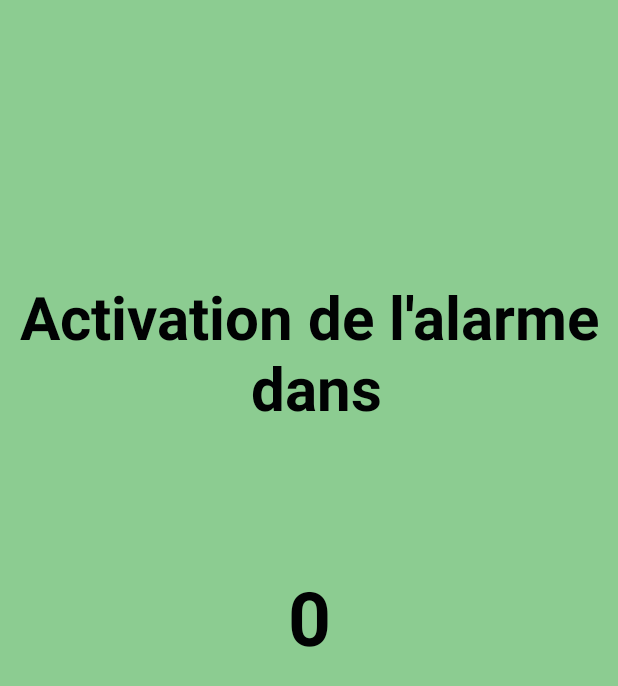
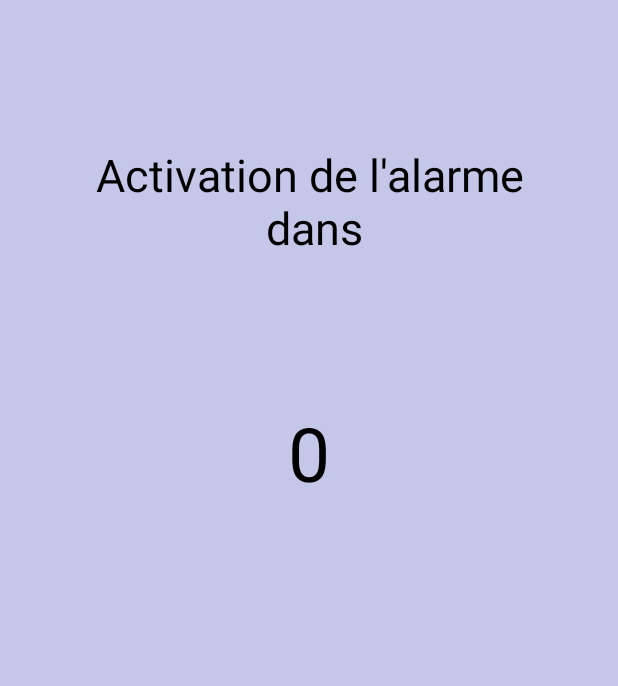
Before and after one commit to BenjaminDish/Thief_Catcher, an Android app: the ActivationActivity screen opened directly, with no data from a screen before it, on a phone screen of 412 x 824 dp. Shown: the top 686 px of the screen. Run offline under Robolectric (Android 15) with nearby library versions, the phone set to English and light mode, and no system bars; 2 statements that could not run were skipped.

Commit message:
Refonte du layout alarm et activation

```diff
--- a/app/src/main/res/layout/activity_activation.xml
+++ b/app/src/main/res/layout/activity_activation.xml
@@ -1,6 +1,6 @@
 <FrameLayout xmlns:android="http://schemas.android.com/apk/res/android"
     xmlns:tools="http://schemas.android.com/tools" android:layout_width="match_parent"
-    android:layout_height="match_parent" android:background="#8ccc91"
+    android:layout_height="match_parent" android:background="@color/blue_menu"
     tools:context="com.example.benjamin.thiefcatcher.ActivationActivity">
 
     <!-- The primary full-screen view. This can be replaced with whatever view
@@ -19,39 +19,34 @@
             android:layout_width="fill_parent"
             android:layout_height="wrap_content"
             android:keepScreenOn="true"
-            android:textColor="#010203"
-            android:textStyle="bold"
-            android:textSize="40sp"
-            android:gravity="bottom|center"
             android:text="Activation de l&apos;alarme\n dans"
             android:layout_weight="0.3"
-            />
+            android:textAppearance="@android:style/TextAppearance.Large"
+            android:textSize="30dp"
+            android:gravity="center"
+            android:textColor="@color/black" />
 
         <TextView
             android:id="@+id/textViewCompteur"
             android:layout_width="fill_parent"
             android:layout_height="wrap_content"
             android:keepScreenOn="true"
-            android:textColor="#010203"
-            android:textStyle="bold"
-            android:textSize="50sp"
-            android:gravity="center_vertical|center_horizontal"
-            android:text="10"
             android:layout_weight="0.3"
-             />
+            android:textAppearance="@android:style/TextAppearance.Large"
+            android:textSize="50dp"
+            android:gravity="top|center_horizontal"
+            android:textColor="@color/black" />
 
         <TextView
             android:id="@+id/messageMove"
             android:layout_width="fill_parent"
             android:layout_height="wrap_content"
             android:keepScreenOn="true"
-            android:textColor="#010203"
-            android:textStyle="bold"
             android:textSize="30sp"
-            android:gravity="top|center_vertical|center_horizontal"
-            android:text=""
             android:layout_weight="0.4"
-             />
+            android:textAppearance="@android:style/TextAppearance.Large"
+            android:gravity="center"
+            android:textColor="@color/black" />
 
     </LinearLayout>
 
--- a/app/src/main/res/layout/activity_main.xml
+++ b/app/src/main/res/layout/activity_main.xml
@@ -108,5 +108,6 @@
         android:id="@+id/textViewLocked"
         android:layout_gravity="center_horizontal"
         android:layout_weight="0.7"
-        android:gravity="top|center_horizontal" />
+        android:gravity="top|center_horizontal"
+        android:textColor="@color/black" />
 </LinearLayout>
--- a/app/src/main/res/values/colors.xml
+++ b/app/src/main/res/values/colors.xml
@@ -1,6 +1,7 @@
 <resources>
 
     <color name="black_overlay">#66000000</color>
+    <color name="black">#000000</color>
     <color name="blue">#0b0aff</color>
     <color name="blue_menu">#c5c7e8</color>
     <color name="blue_text">#5849ad</color>
```
Also changed, not shown: app/src/main/res/layout/activity_alarm.xml (+18 -11 lines).
